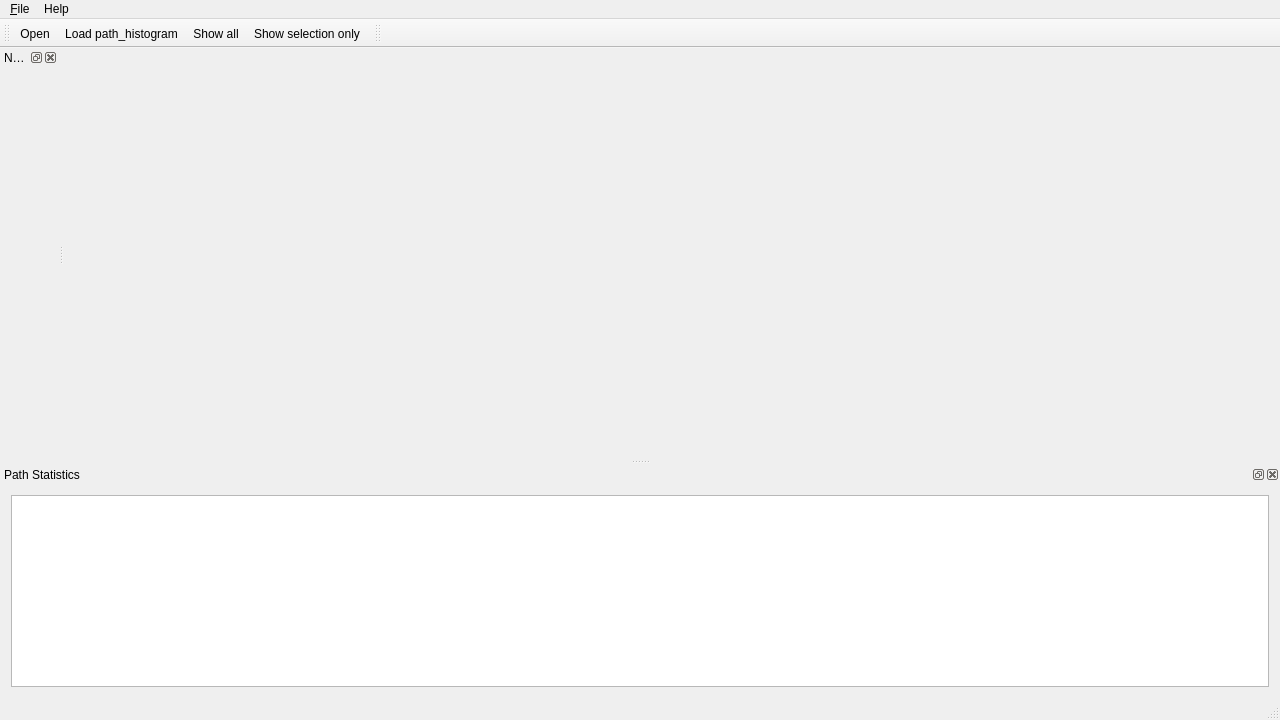
Old version of the form MainWindow.ui in the repository cyj0912/mdoctor.
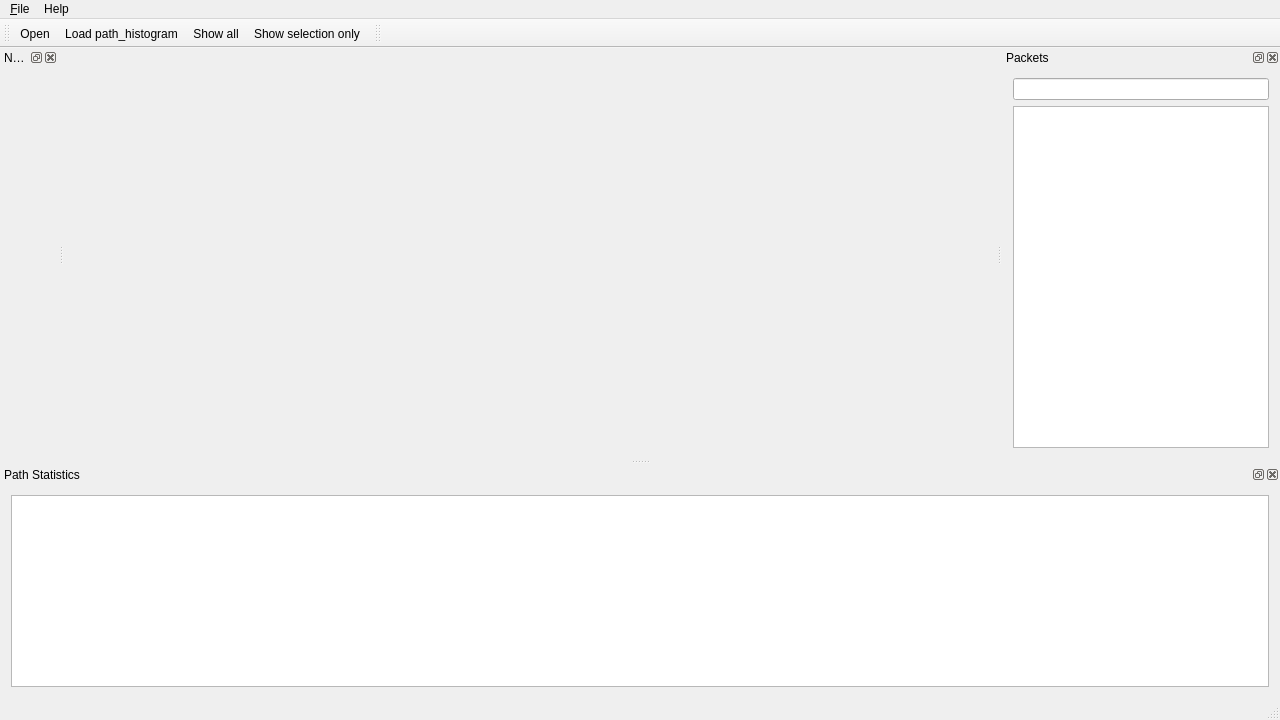
New version of the form.

Diff of the .ui file:
```diff
--- a/MainWindow.ui
+++ b/MainWindow.ui
@@ -108,6 +108,24 @@
     <bool>false</bool>
    </attribute>
   </widget>
+  <widget class="QDockWidget" name="packetsDock">
+   <property name="windowTitle">
+    <string>Packets</string>
+   </property>
+   <attribute name="dockWidgetArea">
+    <number>2</number>
+   </attribute>
+   <widget class="QWidget" name="packetsDockContents">
+    <layout class="QVBoxLayout" name="verticalLayout_3">
+     <item>
+      <widget class="QLineEdit" name="packetsFilter"/>
+     </item>
+     <item>
+      <widget class="QTableView" name="packetsTable"/>
+     </item>
+    </layout>
+   </widget>
+  </widget>
   <action name="actionOpen">
    <property name="text">
     <string>&amp;Open</string>
```
